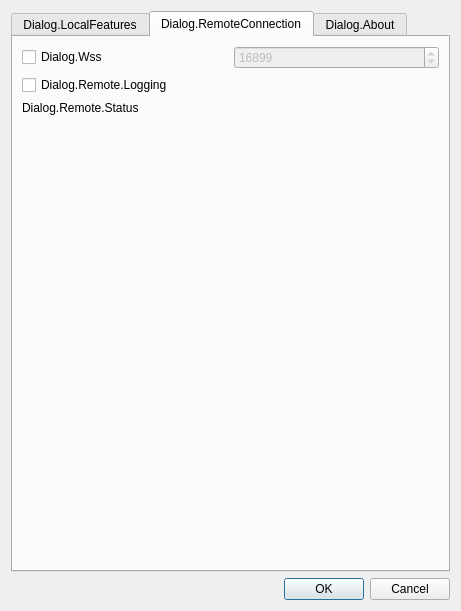
Old version of the form src/gui/io_settings_dialog.ui in the repository univrsal/input-overlay.
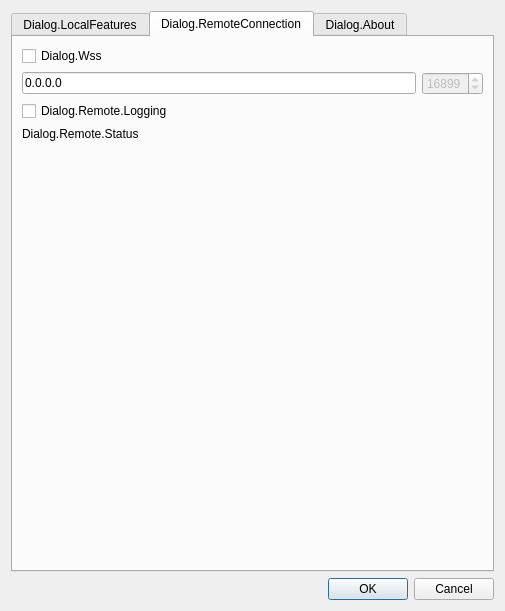
New version of the form. The open tabs and pages were chosen to show the change.

Commit message: WebSocket server: Add option to bind to other ips

The edit to the form file:
```diff
--- a/src/gui/io_settings_dialog.ui
+++ b/src/gui/io_settings_dialog.ui
@@ -6,7 +6,7 @@
    <rect>
     <x>0</x>
     <y>0</y>
-    <width>461</width>
+    <width>505</width>
     <height>611</height>
    </rect>
   </property>
@@ -224,7 +224,7 @@
       </attribute>
       <layout class="QVBoxLayout" name="verticalLayout_3">
        <item>
-        <layout class="QHBoxLayout" name="horizontalLayout_26">
+        <layout class="QVBoxLayout" name="verticalLayout_4">
          <item>
           <widget class="QCheckBox" name="cb_enable_wss">
            <property name="text">
@@ -233,6 +233,18 @@
           </widget>
          </item>
          <item>
+          <layout class="QHBoxLayout" name="horizontalLayout_2">
+           <item>
+            <widget class="QLineEdit" name="txt_bind_address">
+             <property name="inputMask">
+              <string/>
+             </property>
+             <property name="text">
+              <string>0.0.0.0</string>
+             </property>
+            </widget>
+           </item>
+           <item>
           <widget class="QSpinBox" name="sb_wss_port">
            <property name="enabled">
             <bool>false</bool>
@@ -247,6 +259,8 @@
             <number>16899</number>
            </property>
           </widget>
+           </item>
+          </layout>
          </item>
         </layout>
        </item>
```
Lines whose indentation alone changed are shown as unchanged. The commit also changes 7 other files.
